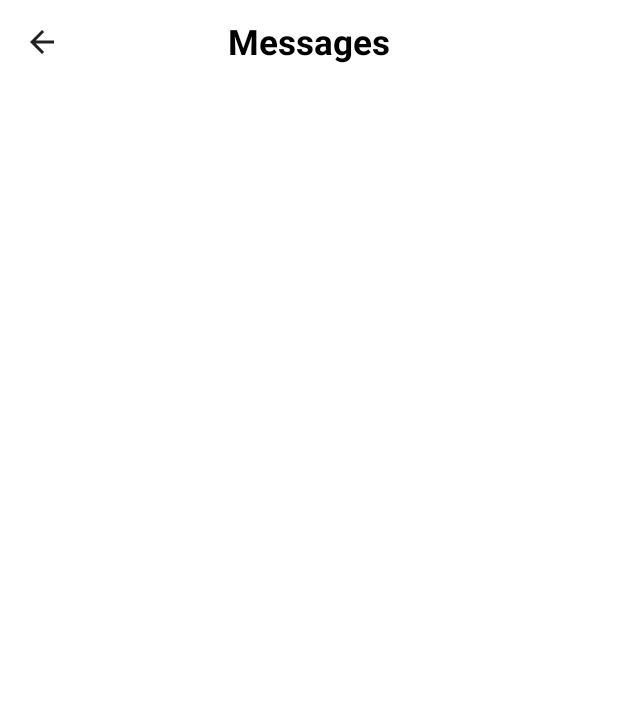
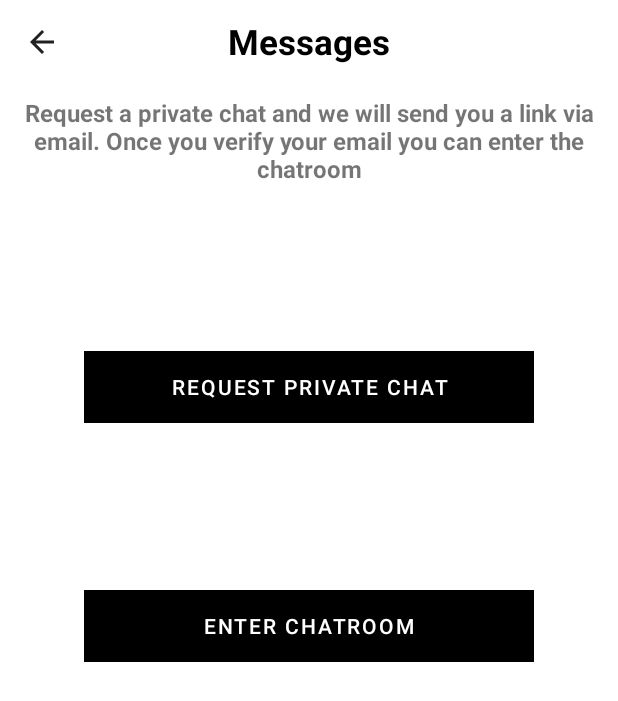
Before and after one commit to ZiTA3215/EmartFullyFunctional, an Android app: the MessagesActivity screen opened directly, with no data from a screen before it, on a phone screen of 412 x 824 dp. Shown: the top 701 px of the screen. Run offline under Robolectric (Android 15) with nearby library versions, the phone set to English and light mode, and no system bars; our stand-ins replace Firebase (no records; nobody signed in at launch, a user with empty details on screens opened directly); Roboto replaces fonts that are not available here.

Commit message:
3rd Party Chat

```diff
--- a/app/src/main/java/com/example/ecommerce/actvities/LoginActivity.java
+++ b/app/src/main/java/com/example/ecommerce/actvities/LoginActivity.java
@@ -65,7 +65,7 @@ public class LoginActivity extends AppCompatActivity {
                         @Override
                         public void onComplete(@NonNull Task<AuthResult> task) {
                             if (task.isSuccessful()) {
-                                Toast.makeText(LoginActivity.this, "Login Succesful", Toast.LENGTH_SHORT).show();
+                                Toast.makeText(LoginActivity.this, "Login Successful", Toast.LENGTH_SHORT).show();
 
                                 startActivity(new Intent(LoginActivity.this, MainActivity.class));
 
--- a/app/src/main/java/com/example/ecommerce/actvities/MessagesActivity.java
+++ b/app/src/main/java/com/example/ecommerce/actvities/MessagesActivity.java
@@ -1,22 +1,50 @@
 package com.example.ecommerce.actvities;
 
+import androidx.annotation.NonNull;
 import androidx.appcompat.app.AppCompatActivity;
 import androidx.appcompat.widget.Toolbar;
 
+import android.content.Intent;
+import android.net.Uri;
 import android.os.Bundle;
 import android.view.View;
+import android.widget.Button;
+import android.widget.Toast;
 
 import com.example.ecommerce.R;
+import com.google.android.gms.tasks.OnCompleteListener;
+import com.google.android.gms.tasks.Task;
+import com.google.firebase.auth.FirebaseAuth;
+import com.google.firebase.firestore.DocumentReference;
+import com.google.firebase.firestore.FirebaseFirestore;
+
+import org.jetbrains.annotations.NotNull;
+
+import java.text.SimpleDateFormat;
+import java.util.Calendar;
+import java.util.HashMap;
+import java.util.Map;
 
 public class MessagesActivity extends AppCompatActivity {
 
     Toolbar toolbar;
+
+    Button enterchat;
+    Button request;
+
+    FirebaseFirestore firestore;
+    FirebaseAuth auth;
 
     @Override
     protected void onCreate(Bundle savedInstanceState) {
         super.onCreate(savedInstanceState);
         setContentView(R.layout.activity_messages);
         toolbar = findViewById(R.id.my_shipping_toolbar);
+        auth = FirebaseAuth.getInstance();
+        firestore = FirebaseFirestore.getInstance();
+
+        enterchat = findViewById(R.id.submit1);
+        request = findViewById(R.id.submit);
         setSupportActionBar(toolbar);
         getSupportActionBar().setDisplayHomeAsUpEnabled(true);
         getSupportActionBar().setHomeAsUpIndicator(R.drawable.ic_baseline_arrow_back_244);
@@ -27,5 +55,59 @@ public class MessagesActivity extends AppCompatActivity {
                 finish();
             }
         });
+
+        enterchat.setOnClickListener(new View.OnClickListener() {
+            @Override
+            public void onClick(View v) {
+                String url = "https://www.chatzy.com/sign.htm";
+
+                Intent i = new Intent(Intent.ACTION_VIEW);
+                i.setData(Uri.parse(url));
+                startActivity(i);
+            }
+        });
+
+        request.setOnClickListener(new View.OnClickListener() {
+            @Override
+            public void onClick(View v) {
+
+                String saveCurrentTime, saveCurrentDate;
+                Calendar callForDate = Calendar.getInstance();
+
+
+                SimpleDateFormat currentDate = new SimpleDateFormat("MM dd, yyyy");
+                saveCurrentDate = currentDate.format(callForDate.getTime());
+
+                SimpleDateFormat currentTime = new SimpleDateFormat("HH:mm:ss a");
+                saveCurrentTime = currentTime.format(callForDate.getTime());
+
+
+
+                Map<String,Object> mMap = new HashMap<>();
+                mMap.put("date",saveCurrentDate);
+                mMap.put("time",saveCurrentTime);
+                firestore.collection("eMartChatroom").document(auth.getCurrentUser().getUid())
+                        .collection("UserRequest").add(mMap).addOnCompleteListener(new OnCompleteListener<DocumentReference>() {
+                    @Override
+                    public void onComplete(@NonNull @NotNull Task<DocumentReference> task) {
+                        if (task.isSuccessful()) {
+                            Toast.makeText(MessagesActivity.this, "Request Successful", Toast.LENGTH_SHORT).show();
+
+                            startActivity(new Intent(MessagesActivity.this, MainActivity.class));
+
+                        } else {
+
+                            Toast.makeText(MessagesActivity.this, "Error" + task.getException(), Toast.LENGTH_SHORT).show();
+                        }
+
+
+                    }
+
+                });
+
+            }
+        });
     }
+
+
 }
--- a/app/src/main/java/com/example/ecommerce/actvities/PaymentActiviy.java
+++ b/app/src/main/java/com/example/ecommerce/actvities/PaymentActiviy.java
@@ -84,11 +84,7 @@ public class PaymentActiviy extends AppCompatActivity {
         });
 
 
-        final String coupon = "123";
-
-
-
-
+        final String coupon = "eWealth$";
 
 
         img_url = getIntent().getStringExtra("img_url");
--- a/app/src/main/res/layout/activity_messages.xml
+++ b/app/src/main/res/layout/activity_messages.xml
@@ -18,6 +18,8 @@
         android:minHeight="?attr/actionBarSize"
         android:theme="?attr/actionBarTheme">
 
+
+
         <TextView
             android:id="@+id/carttoolbartitle"
             android:layout_width="match_parent"
@@ -32,4 +34,48 @@
 
     </androidx.appcompat.widget.Toolbar>
 
+    <TextView
+        android:id="@+id/textView"
+        android:layout_width="wrap_content"
+        android:layout_height="wrap_content"
+        android:layout_marginStart="8dp"
+        android:layout_marginTop="8dp"
+        android:layout_marginEnd="8dp"
+        android:text="Request a private chat and we will send you a link via email. Once you verify your email you can enter the chatroom"
+        android:textSize="16sp"
+        android:textAlignment="center"
+        android:textStyle="bold"
+        app:layout_constraintEnd_toEndOf="parent"
+        app:layout_constraintStart_toStartOf="parent"
+        app:layout_constraintTop_toBottomOf="@id/my_shipping_toolbar"/>
+    <Button
+        android:id="@+id/submit1"
+        android:layout_width="300dp"
+        android:layout_height="wrap_content"
+        android:layout_marginTop="10dp"
+        android:background="@color/black"
+        android:stateListAnimator="@null"
+        android:text="Enter Chatroom"
+        android:textColor="@color/white"
+        app:layout_constraintBottom_toBottomOf="parent"
+        app:layout_constraintEnd_toEndOf="parent"
+        app:layout_constraintStart_toStartOf="parent"
+        app:layout_constraintTop_toBottomOf="@id/submit1" />
+
+
+    <Button
+        android:id="@+id/submit"
+        android:layout_width="300dp"
+        android:layout_height="wrap_content"
+        android:background="@color/black"
+        android:stateListAnimator="@null"
+        android:text="Request Private Chat"
+        android:textColor="@color/white"
+        app:layout_constraintBottom_toTopOf="@+id/submit1"
+        app:layout_constraintEnd_toEndOf="parent"
+        app:layout_constraintStart_toStartOf="parent"
+        app:layout_constraintTop_toBottomOf="@id/textView" />
+
+
+
 </androidx.constraintlayout.widget.ConstraintLayout>
```
